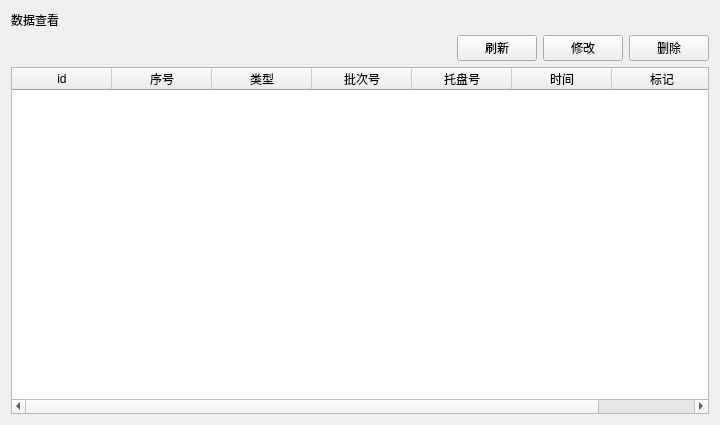
The window that viewdata.ui (kangwenyun/batch_acquisition_system_qt_before) describes before a commit, drawn with Qt 5.
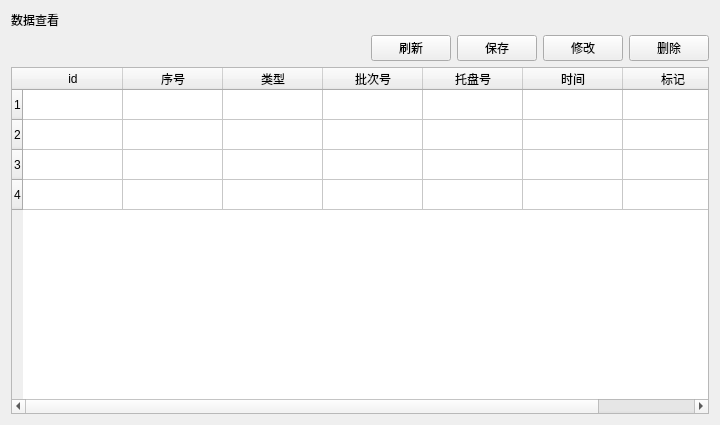
The same window after the commit.

What changed in the file:
```diff
--- a/viewdata.ui
+++ b/viewdata.ui
@@ -45,6 +45,13 @@
          </property>
         </widget>
        </item>
+       <item>
+        <widget class="QPushButton" name="data_save">
+         <property name="text">
+          <string>保存</string>
+         </property>
+        </widget>
+       </item>
        <item>
         <widget class="QPushButton" name="data_change">
          <property name="text">
@@ -65,6 +72,26 @@
    </item>
    <item>
     <widget class="QTableWidget" name="tableWidget">
+     <row>
+      <property name="text">
+       <string>1</string>
+      </property>
+     </row>
+     <row>
+      <property name="text">
+       <string>2</string>
+      </property>
+     </row>
+     <row>
+      <property name="text">
+       <string>3</string>
+      </property>
+     </row>
+     <row>
+      <property name="text">
+       <string>4</string>
+      </property>
+     </row>
      <column>
       <property name="text">
        <string>id</string>
@@ -100,6 +127,41 @@
        <string>标记</string>
       </property>
      </column>
+     <item row="0" column="0">
+      <property name="text">
+       <string/>
+      </property>
+     </item>
+     <item row="0" column="1">
+      <property name="text">
+       <string/>
+      </property>
+     </item>
+     <item row="0" column="2">
+      <property name="text">
+       <string/>
+      </property>
+     </item>
+     <item row="0" column="3">
+      <property name="text">
+       <string/>
+      </property>
+     </item>
+     <item row="0" column="4">
+      <property name="text">
+       <string/>
+      </property>
+     </item>
+     <item row="0" column="5">
+      <property name="text">
+       <string/>
+      </property>
+     </item>
+     <item row="0" column="6">
+      <property name="text">
+       <string/>
+      </property>
+     </item>
     </widget>
    </item>
   </layout>
```
